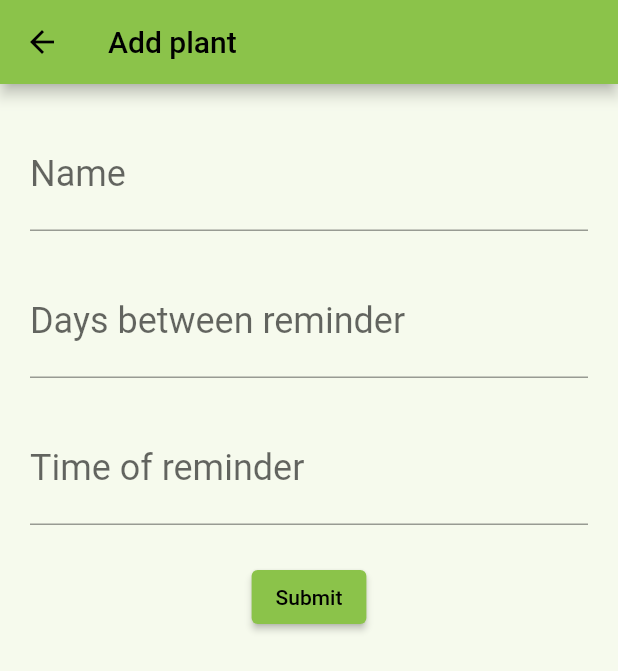
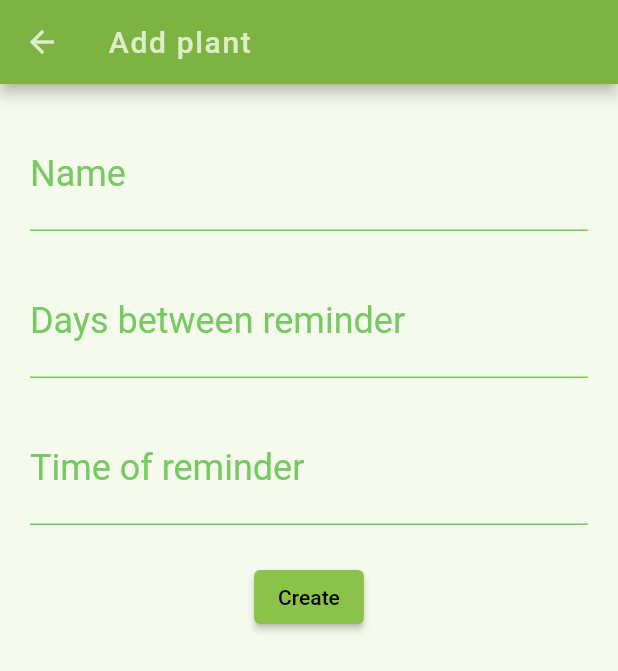
Before and after one commit to t3ss-acode/plant-app-v2, a Flutter app: the screen it shows after launch, after a tap on the "add" icon, on a phone screen of 412 x 824 dp. Shown: the top 671 px of the screen. Run offline on Flutter 3.47's test engine with Material 2 defaults, Android fonts, the phone set to English and light mode, and no system bars; our stand-ins replace fluttertoast.

Commit message:
Add plant

```diff
--- a/lib/app.dart
+++ b/lib/app.dart
@@ -1,4 +1,5 @@
 import 'package:flutter/material.dart';
+import 'package:fluttertoast/fluttertoast.dart';
 import 'package:provider/provider.dart';
 import 'package:water_plant/providers/plant_provider.dart';
 import 'package:water_plant/screens/plants_list.dart';
@@ -17,6 +18,7 @@ class _PlappState extends State<Plapp> {
     return ChangeNotifierProvider(
       create: (context) => PlantProvider(),
       child: MaterialApp(
+        builder: FToastBuilder(),
         title: 'Flutter Demo',
         theme: ThemeData(
           primarySwatch: Colors.lightGreen,
--- a/lib/entities/reminder_time.dart
+++ b/lib/entities/reminder_time.dart
@@ -1,12 +1,19 @@
 import 'package:flutter/material.dart';
 
 class ReminderTime {
-  DateTime startDate;
-  DateTime lastReminder;
+  late DateTime startDate; // TODO choose your own start date
+  late DateTime lastReminder;
   int daysBetweenReminders;
   TimeOfDay timeOfDay;
 
   ReminderTime(
+    this.daysBetweenReminders,
+    this.timeOfDay,
+  ) {
+    startDate = DateTime.now();
+  }
+
+  ReminderTime.allFields(
     this.startDate,
     this.lastReminder,
     this.daysBetweenReminders,
--- a/lib/screens/add_plant.dart
+++ b/lib/screens/add_plant.dart
@@ -1,7 +1,14 @@
 import 'package:flutter/material.dart';
+import 'package:fluttertoast/fluttertoast.dart';
+import 'package:provider/provider.dart';
+import 'package:water_plant/entities/plant_entry.dart';
+import 'package:water_plant/entities/reminder_time.dart';
+import 'package:water_plant/providers/plant_provider.dart';
+import 'package:water_plant/util/navigation_util.dart';
 import 'package:water_plant/widgets/scaffold_with_app_bar.dart';
 import 'package:water_plant/widgets/text_form_fields/generic_text_form_field.dart';
 import 'package:water_plant/widgets/text_form_fields/generic_text_form_field_time.dart';
+import 'package:water_plant/widgets/toast.dart';
 
 class AddPlantScreen extends StatefulWidget {
   const AddPlantScreen({super.key});
@@ -11,7 +18,20 @@ class AddPlantScreen extends StatefulWidget {
 }
 
 class _AddPlantScreen extends State<AddPlantScreen> {
+  late FToast fToast;
   final _formKey = GlobalKey<FormState>();
+
+  String? _name;
+  int? _daysBetweenReminders;
+  TimeOfDay? _reminderTime;
+
+  @override
+  void initState() {
+    super.initState();
+    fToast = FToast();
+    // if you want to use context from globally instead of content we need to pass navigatorKey.currentContext!
+    fToast.init(context);
+  }
 
   @override
   Widget build(BuildContext context) {
@@ -19,35 +39,75 @@ class _AddPlantScreen extends State<AddPlantScreen> {
       title: 'Add plant',
       body: SingleChildScrollView(
         physics: const BouncingScrollPhysics(),
+        child: GestureDetector(
+          onTap: () {
+            FocusScopeNode currentFocus = FocusScope.of(context);
+
+            if (!currentFocus.hasPrimaryFocus) {
+              currentFocus.unfocus();
+            }
+          },
           child: Form(
             key: _formKey,
             child: Padding(
               padding: const EdgeInsets.symmetric(horizontal: 20),
               child: Column(
+                mainAxisSize: MainAxisSize.min,
                 children: [
                   const SizedBox(height: 24),
-                const GenericTextFormField(
+                  GenericTextFormField(
                     labelText: 'Name',
+                    onSaved: (String value) {
+                      _name = value;
+                    },
                   ),
                   const SizedBox(height: 24),
-                const GenericTextFormField(
+                  GenericTextFormField(
                     labelText: 'Days between reminder',
+                    onSaved: (String value) {
+                      _daysBetweenReminders = int.parse(value);
+                    },
                     numbersInput: true,
                   ),
                   const SizedBox(height: 24),
-                const GenericTextFormFieldTime(
+                  GenericTextFormFieldTime(
                     labelText: 'Time of reminder',
+                    onSaved: (TimeOfDay value) {
+                      _reminderTime = value;
+                    },
                   ),
                   Padding(
                     padding: const EdgeInsets.symmetric(vertical: 24.0),
                     child: ElevatedButton(
-                    onPressed: () {
+                      onPressed: () async {
                         // Validate returns true if the form is valid, or false otherwise.
                         if (_formKey.currentState!.validate()) {
+                          _formKey.currentState?.save();
                           // Close keyboard and show loader while plant is being created
+                          FocusManager.instance.primaryFocus?.unfocus();
+
+                          if (_name != null &&
+                              _daysBetweenReminders != null &&
+                              _reminderTime != null) {
+                            PlantEntry newPlant = _createPlantEntry();
+
+                            bool plantAdded = await Provider.of<PlantProvider>(
+                                    context,
+                                    listen: false)
+                                .addPlant(newPlant);
+
+                            if (plantAdded) {
+                              // Show toast and then return to list
+                              _showToast('Plant added');
+                              NavigationUtil.popScreen(context);
+                            } else {
+                              // Show toast that adding plant failed
+                              _showToast('Failed tp add plant');
+                            }
+                          }
                         }
                       },
-                    child: const Text('Submit'),
+                      child: const Text('Create'),
                     ),
                   ),
                 ],
@@ -55,6 +115,28 @@ class _AddPlantScreen extends State<AddPlantScreen> {
             ),
           ),
         ),
+      ),
+    );
+  }
+
+  PlantEntry _createPlantEntry() {
+    ReminderTime reminderTime = ReminderTime(
+      _daysBetweenReminders!,
+      _reminderTime!,
+    );
+    PlantEntry plant = PlantEntry(
+      _name!,
+      reminderTime,
+    );
+
+    return plant;
+  }
+
+  _showToast(String toastMessage) {
+    fToast.showToast(
+      child: GenericToast(toastMessage: toastMessage),
+      gravity: ToastGravity.CENTER,
+      toastDuration: const Duration(seconds: 2),
     );
   }
 }
--- a/lib/screens/plants_list.dart
+++ b/lib/screens/plants_list.dart
@@ -53,7 +53,7 @@ class _PlantsListScreen extends State<PlantsListScreen> {
       ),
       floatingActionButton: FloatingActionButton(
         onPressed: _addPlant,
-        backgroundColor: StyleUtil.green100,
+        backgroundColor: Colors.lightGreen[600],
         child: const Icon(
           Icons.add_rounded,
           size: 40,
--- a/lib/services/plant_service.dart
+++ b/lib/services/plant_service.dart
@@ -9,8 +9,9 @@ class PlantService {
     plants.add(_createDummyPlant(name: 'Plant 1'));
     plants.add(_createDummyPlant(name: 'Plant 2'));
     plants.add(_createDummyPlant(name: 'Plant 3'));
-    plants.add(_createDummyPlant(name: 'Plant 4'));
-    plants.add(_createDummyPlant(name: 'Plant 5'));
+    plants.add(_createDummyPlant(name: 'Plant 3'));
+    plants.add(_createDummyPlant(name: 'Plant 3'));
+    plants.add(_createDummyPlant(name: 'Plant 3'));
 
     return Future.value(plants);
   }
@@ -27,7 +28,7 @@ class PlantService {
       const Uuid(),
       created ?? DateTime.parse('2023-04-28 21:45:01'),
       name ?? 'Plant name',
-      ReminderTime(
+      ReminderTime.allFields(
         reminderStartDate ?? DateTime.parse('2023-04-28 21:45:01'),
         lastReminder ?? DateTime.parse('2023-04-28 21:45:01'),
         daysBetweenReminders ?? 3,
--- a/lib/util/navigation_util.dart
+++ b/lib/util/navigation_util.dart
@@ -8,4 +8,8 @@ class NavigationUtil {
       ),
     );
   }
+
+  static void popScreen(BuildContext context) {
+    Navigator.of(context).pop();
+  }
 }
--- a/lib/util/style_util.dart
+++ b/lib/util/style_util.dart
@@ -5,13 +5,13 @@ class StyleUtil {
   static const Color green20 = Color.fromARGB(255, 236, 248, 226);
   static const Color green25 = Color.fromARGB(255, 232, 248, 220);
   static const Color green30 = Color.fromARGB(255, 223, 243, 208);
-  static const Color green40 = Color.fromARGB(255, 207, 234, 190);
-  static const Color green60 = Color.fromARGB(255, 177, 221, 154);
-  static const Color green80 = Color.fromARGB(255, 144, 207, 120);
-  static const Color green100 = Color.fromARGB(255, 115, 192, 95);
-  static const Color green120 = Color.fromARGB(255, 85, 177, 70);
-  static const Color green140 = Color.fromARGB(255, 47, 154, 45);
-  static const Color green160 = Color.fromARGB(255, 30, 126, 33);
-  static const Color green180 = Color.fromARGB(255, 27, 97, 28);
-  static const Color green200 = Color.fromARGB(255, 22, 68, 22);
+  static const Color green40 = Color.fromARGB(255, 213, 241, 195);
+  static const Color green60 = Color.fromARGB(255, 185, 231, 160);
+  static const Color green80 = Color.fromARGB(255, 149, 214, 124);
+  static const Color green100 = Color.fromARGB(255, 119, 201, 98);
+  static const Color green120 = Color.fromARGB(255, 87, 185, 72);
+  static const Color green140 = Color.fromARGB(255, 49, 167, 47);
+  static const Color green160 = Color.fromARGB(255, 30, 134, 34);
+  static const Color green180 = Color.fromARGB(255, 26, 105, 27);
+  static const Color green200 = Color.fromARGB(255, 20, 71, 20);
 }
--- a/lib/widgets/scaffold_with_app_bar.dart
+++ b/lib/widgets/scaffold_with_app_bar.dart
@@ -17,7 +17,18 @@ class ScaffoldWithAppBar extends StatelessWidget {
   Widget build(BuildContext context) {
     return Scaffold(
       appBar: AppBar(
-        title: Text(title),
+        title: Text(
+          title,
+          style: TextStyle(
+            color: Colors.lightGreen[100],
+            fontSize: 20,
+            letterSpacing: 1.1,
+          ),
+        ),
+        iconTheme: IconThemeData(
+          color: Colors.lightGreen[100],
+        ),
+        backgroundColor: Colors.lightGreen[600],
       ),
       body: body,
       floatingActionButton: floatingActionButton,
--- a/lib/widgets/text_form_fields/generic_text_form_field.dart
+++ b/lib/widgets/text_form_fields/generic_text_form_field.dart
@@ -1,13 +1,22 @@
 import 'package:flutter/material.dart';
 import 'package:flutter/services.dart';
+import 'package:water_plant/util/style_util.dart';
 
 class GenericTextFormField extends StatelessWidget {
+  static const border = UnderlineInputBorder(
+    borderSide: BorderSide(
+      color: StyleUtil.green100,
+    ),
+  );
+
   final String labelText;
+  final Function(String) onSaved;
   final bool numbersInput;
 
   const GenericTextFormField({
     super.key,
     required this.labelText,
+    required this.onSaved,
     this.numbersInput = false,
   });
 
@@ -19,12 +28,20 @@ class GenericTextFormField extends StatelessWidget {
       ),
       decoration: InputDecoration(
         labelText: labelText,
+        labelStyle: const TextStyle(color: StyleUtil.green100),
+        focusedBorder: border,
+        enabledBorder: border,
         errorStyle: const TextStyle(fontSize: 16),
       ),
       keyboardType: numbersInput ? TextInputType.number : TextInputType.text,
       inputFormatters: numbersInput
           ? <TextInputFormatter>[FilteringTextInputFormatter.digitsOnly]
           : <TextInputFormatter>[],
+      onSaved: (newValue) {
+        if (newValue != null) {
+          onSaved(newValue);
+        }
+      },
       // The validator receives the text that the user has entered.
       validator: (value) {
         if (value == null || value.isEmpty) {
--- a/lib/widgets/text_form_fields/generic_text_form_field_time.dart
+++ b/lib/widgets/text_form_fields/generic_text_form_field_time.dart
@@ -1,12 +1,15 @@
 import 'package:flutter/material.dart';
 import 'package:intl/intl.dart';
+import 'package:water_plant/util/style_util.dart';
 
 class GenericTextFormFieldTime extends StatefulWidget {
   final String labelText;
+  final Function(TimeOfDay) onSaved;
 
   const GenericTextFormFieldTime({
     super.key,
     required this.labelText,
+    required this.onSaved,
   });
 
   @override
@@ -14,6 +17,11 @@ class GenericTextFormFieldTime extends StatefulWidget {
 }
 
 class _GenericTextFormFieldTimeState extends State<GenericTextFormFieldTime> {
+  static const border = UnderlineInputBorder(
+    borderSide: BorderSide(
+      color: StyleUtil.green100,
+    ),
+  );
   TextEditingController timeinput = TextEditingController();
 
   @override
@@ -30,6 +38,9 @@ class _GenericTextFormFieldTimeState extends State<GenericTextFormFieldTime> {
       ),
       decoration: InputDecoration(
         labelText: widget.labelText,
+        labelStyle: const TextStyle(color: StyleUtil.green100),
+        focusedBorder: border,
+        enabledBorder: border,
         errorStyle: const TextStyle(fontSize: 16),
       ),
       readOnly: true,
@@ -42,13 +53,25 @@ class _GenericTextFormFieldTimeState extends State<GenericTextFormFieldTime> {
         if (pickedTime != null) {
           DateTime now = DateTime.now();
           DateTime dateTime = DateTime(
-              now.year, now.month, now.day, pickedTime.hour, pickedTime.minute);
+            now.year,
+            now.month,
+            now.day,
+            pickedTime.hour,
+            pickedTime.minute,
+          );
 
           String formattedTime = DateFormat("HH:mm").format(dateTime);
 
           setState(() {
             timeinput.text = formattedTime;
           });
+        }
+      },
+      onSaved: (newValue) {
+        if (newValue != null) {
+          DateTime dateTime = DateFormat.Hm().parse(newValue);
+
+          widget.onSaved(TimeOfDay.fromDateTime(dateTime.toLocal()));
         }
       },
       // The validator receives the text that the user has entered.
--- a/pubspec.yaml
+++ b/pubspec.yaml
@@ -38,6 +38,7 @@ dependencies:
   uuid: ^3.0.7
   provider: ^6.0.5
   intl: ^0.18.1
+  fluttertoast: ^8.2.1
 
 dev_dependencies:
   flutter_test:
```
Also changed, not shown: lib/providers/plant_provider.dart (+7 -1 lines), lib/widgets/toast.dart (added, +43 -0 lines), pubspec.lock. Lines whose indentation alone changed are shown as unchanged.
